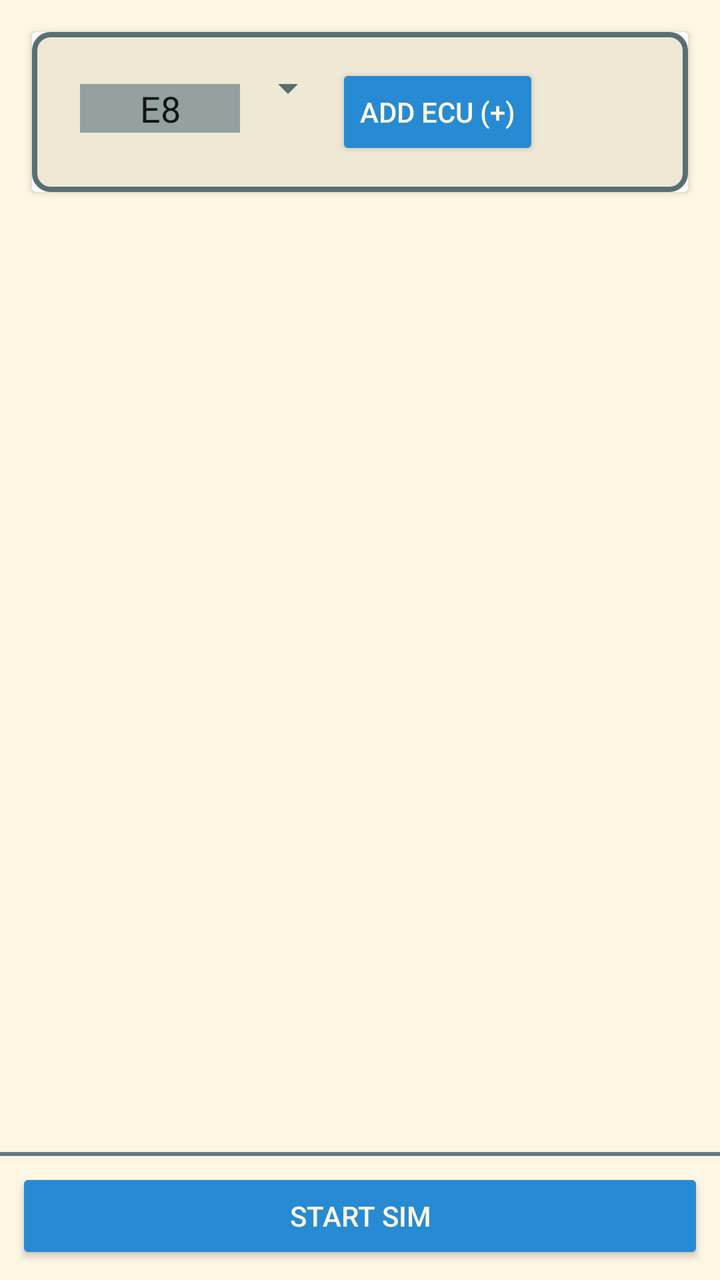
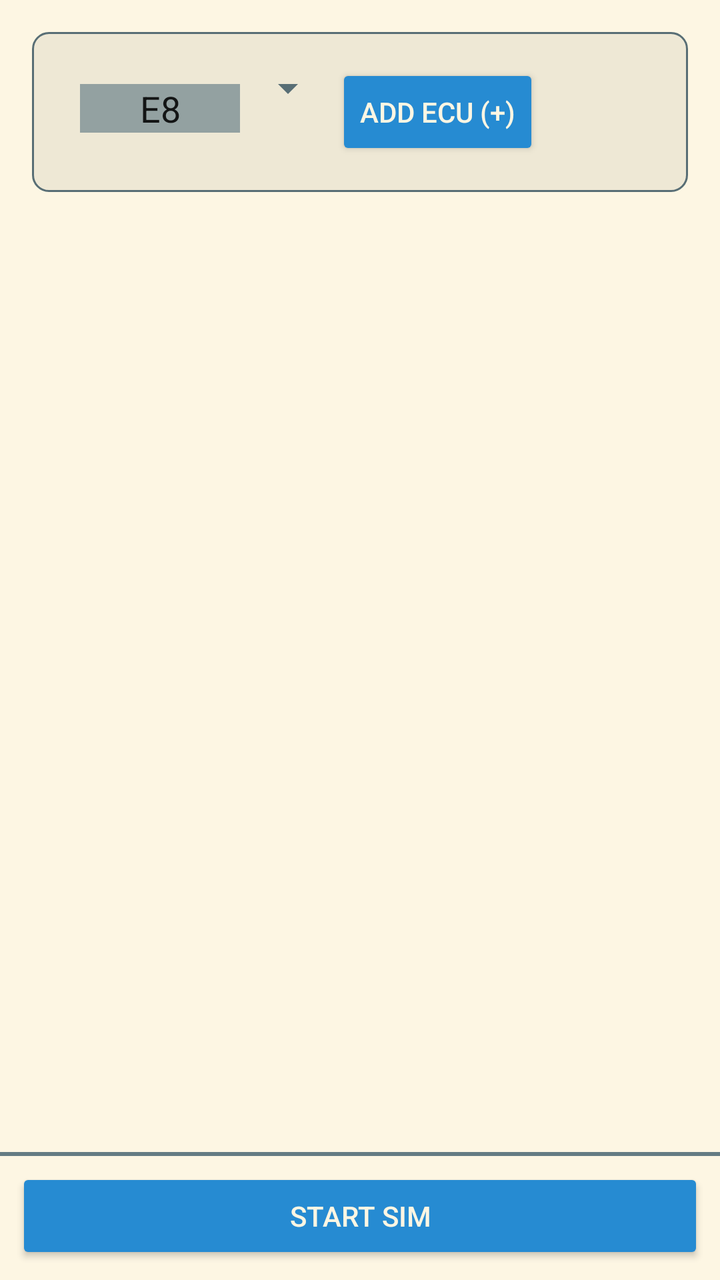

Before-and-after screenshots of an Android layout around one commit, followed by the original layout XML and the change that was made.
<!-- AndroidManifest.xml: application theme Theme.Solarized -->
<!-- res/layout/sim.xml -->
<androidx.constraintlayout.widget.ConstraintLayout
    xmlns:android="http://schemas.android.com/apk/res/android"
    xmlns:app="http://schemas.android.com/apk/res-auto"
    android:layout_width="match_parent"
    android:layout_height="match_parent">

    
    <ScrollView
        android:id="@+id/sim_render_area"
        android:layout_width="0dp"
        android:layout_height="0dp"
        app:layout_constraintTop_toTopOf="parent"
        app:layout_constraintBottom_toTopOf="@id/bottom_bar"
        app:layout_constraintStart_toStartOf="parent"
        app:layout_constraintEnd_toEndOf="parent">

        <LinearLayout
            android:id="@+id/ecu_list"
            android:orientation="vertical"
            android:padding="8dp"
            android:layout_width="match_parent"
            android:layout_height="wrap_content" >

            <androidx.cardview.widget.CardView
                android:layout_margin="8dp"
                android:layout_width="match_parent"
                android:layout_height="wrap_content"
                android:background="@drawable/border"
                android:radius="8dp"
                android:elevation="4dp">

                <LinearLayout
                    android:layout_width="match_parent"
                    android:layout_height="wrap_content"
                    android:background="@drawable/border"
                    android:orientation="horizontal"
                    android:padding="16dp">

                    <EditText
                        android:id="@+id/ecu_id_input"
                        android:layout_width="80dp"
                        android:layout_height="wrap_content"
                        android:hint="E8"
                        android:maxLength="2"
                        android:inputType="textCapCharacters|textNoSuggestions"
                        android:ems="2"
                        android:gravity="center"
                        android:layout_marginStart="8dp"
                        android:background="?attr/android:colorPrimaryDark"
                        android:text="E8" />

                    <Spinner
                        android:id="@+id/ecu_type_spinner"
                        android:layout_width="wrap_content"
                        android:layout_height="wrap_content" />

                    <Button
                        android:id="@+id/add_ecu"
                        android:layout_width="wrap_content"
                        android:layout_height="wrap_content"
                        android:text="@string/sim_add_ecu" />

                    </LinearLayout>

            </androidx.cardview.widget.CardView>

        </LinearLayout>

    </ScrollView>

    
    <LinearLayout
        android:id="@+id/bottom_bar"
        android:orientation="vertical"
        android:padding="8dp"
        android:background="@drawable/background_with_border_top"
        android:layout_width="0dp"
        android:layout_height="wrap_content"
        app:layout_constraintBottom_toBottomOf="parent"
        app:layout_constraintStart_toStartOf="parent"
        app:layout_constraintEnd_toEndOf="parent">

        
        <Button
            android:id="@+id/sim_state"
            android:layout_width="match_parent"
            android:layout_height="wrap_content"
            android:text="@string/sim_start_sim" />

    </LinearLayout>

</androidx.constraintlayout.widget.ConstraintLayout>
<!-- resources referenced by this layout -->
<resources>
  <!-- drawable background_with_border_top (drawable) -->
  <?xml version="1.0" encoding="utf-8"?>
  <layer-list xmlns:android="http://schemas.android.com/apk/res/android">
  
      
      <item>
          <shape android:shape="rectangle">
              <solid android:color="?attr/android:colorBackground"/>
          </shape>
      </item>
  
      
      <item android:gravity="top">
          <shape android:shape="rectangle">
              <size android:height="2dp"/>
              <solid android:color="?attr/android:textColor"/> 
          </shape>
      </item>
  
  </layer-list>
  <!-- drawable border (drawable) -->
  <shape xmlns:android="http://schemas.android.com/apk/res/android">
      
      <solid android:color="?attr/colorPrimary"/>
  
      
      <stroke
          android:width="2.5dp"
          android:color="?attr/android:textColorSecondary"/>
  
      
      <corners android:radius="8dp"/>
  
      
      <padding
          android:left="8dp"
          android:top="8dp"
          android:right="8dp"
          android:bottom="8dp"/>
  </shape>
  <string name="sim_add_ecu">Add ECU (+)</string>
  <string name="sim_start_sim">Start Sim</string>
  <style name="Theme.Solarized" parent="Theme.AppCompat.Light.NoActionBar">
          <item name="colorPrimary">@color/sol_base2</item>
          <item name="colorPrimaryDark">@color/sol_base1</item>
          <item name="colorAccent">@color/sol_blue</item>
  
          <item name="android:windowBackground">@color/sol_base3</item>
          <item name="android:colorBackground">@color/sol_base3</item>
          <item name="android:textColor">@color/sol_base00</item>
          <item name="colorOnPrimary">@color/sol_base00</item>
          <item name="android:textColorSecondary">@color/sol_base01</item>
  
          <item name="android:textViewStyle">@style/Solarized.TextView.Light</item>
          <item name="android:editTextStyle">@style/Solarized.EditText.Light</item>
          <item name="android:buttonStyle">@style/Solarized.Button.Light</item>
          <item name="android:checkboxStyle">@style/Solarized.CheckBox.Light</item>
          <item name="android:alertDialogTheme">@style/Solarized.TextView.AlertDialog.Light</item>
      </style>
  <color name="sol_base2">#eee8d5</color>
  <color name="sol_base1">#93a1a1</color>
  <color name="sol_blue">#268bd2</color>
  <color name="sol_base3">#fdf6e3</color>
  <color name="sol_base00">#657b83</color>
  <color name="sol_base01">#586e75</color>
  <style name="Solarized.TextView.Light" parent="TextAppearance.AppCompat">
          <item name="android:textColor">@color/sol_base00</item>
      </style>
  <style name="Solarized.EditText.Light" parent="Widget.AppCompat.EditText">
          <item name="android:textColor">@color/sol_base00</item>
          <item name="android:textColorHint">@color/sol_base01</item>
          <item name="android:backgroundTint">@color/sol_base1</item>
      </style>
  <style name="Solarized.Button.Light" parent="Widget.AppCompat.Button">
          <item name="android:textColor">@color/sol_base3</item>
          <item name="android:backgroundTint">@color/sol_blue</item>
      </style>
  <style name="Solarized.CheckBox.Light" parent="Widget.AppCompat.CompoundButton.CheckBox">
          <item name="android:textColor">@color/sol_base00</item>
          <item name="buttonTint">@color/sol_cyan</item>
      </style>
  <style name="Solarized.TextView.AlertDialog.Light" parent="Theme.AppCompat.Dialog.Alert">
          <item name="android:background">@color/sol_base2</item>
      </style>
  <color name="sol_cyan">#2aa198</color>
</resources>

<!-- the commit's change to res/layout/sim.xml (unified diff, before → after) -->
@@ -25,15 +25,18 @@
                 android:layout_margin="8dp"
                 android:layout_width="match_parent"
                 android:layout_height="wrap_content"
-                android:background="@drawable/border"
                 android:radius="8dp"
-                android:elevation="4dp">
+                app:cardBackgroundColor="@android:color/transparent"
+                app:cardElevation="0dp"
+                app:cardUseCompatPadding="false"
+                app:cardPreventCornerOverlap="false"
+                android:elevation="0dp">
 
                 <LinearLayout
                     android:layout_width="match_parent"
                     android:layout_height="wrap_content"
+                    android:orientation="horizontal"
                     android:background="@drawable/border"
-                    android:orientation="horizontal"
                     android:padding="16dp">
 
                     <EditText
<!-- resource entries referenced after the edit -->
@@ -27,7 +27,7 @@
   
       
       <stroke
-          android:width="2.5dp"
+          android:width="1dp"
           android:color="?attr/android:textColorSecondary"/>
   
       
